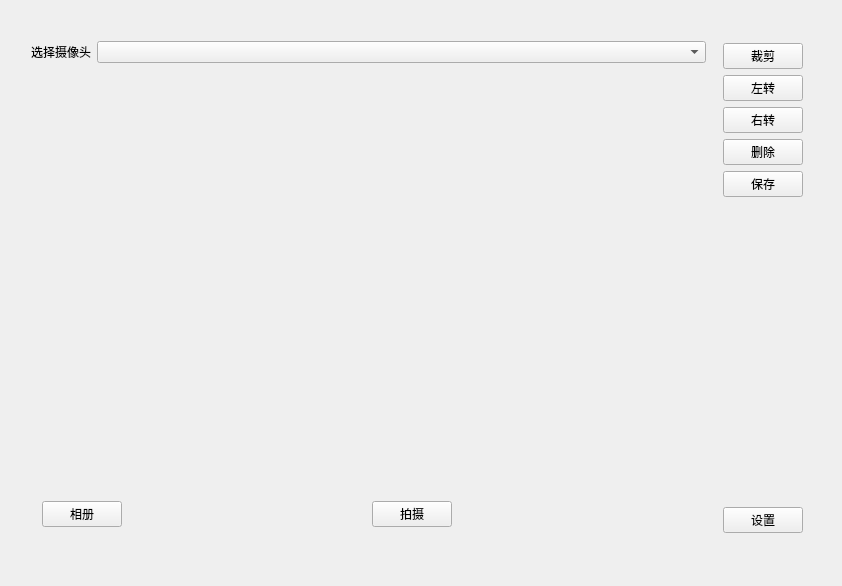
Above: MyCamera.ui from wgc8/demo-camera before the change. Below: the same form after it.
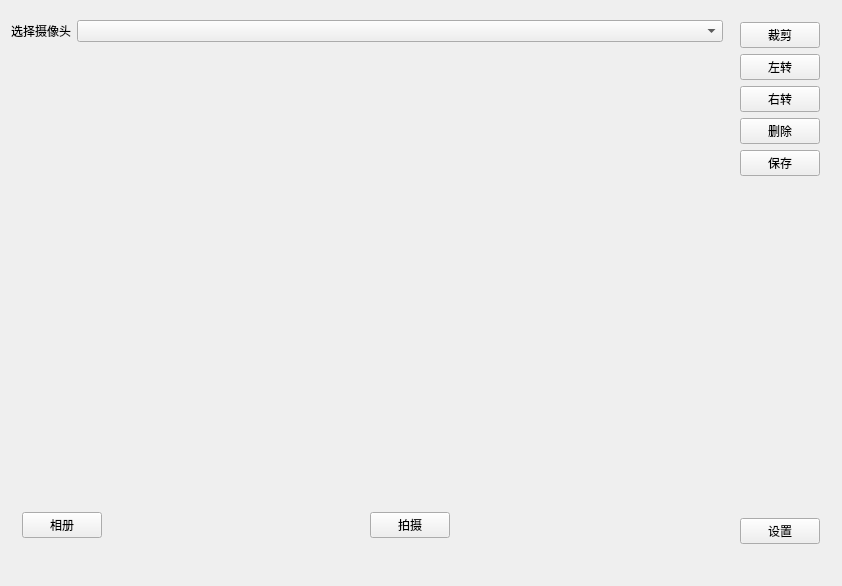
That is the form after the change.

Commit message: modify expanding policy

What changed in the file:
```diff
--- a/MyCamera.ui
+++ b/MyCamera.ui
@@ -19,18 +19,17 @@
   <property name="windowTitle">
    <string>MyCamera</string>
   </property>
-  <widget class="QWidget" name="layoutWidget">
-   <property name="geometry">
-    <rect>
-     <x>20</x>
-     <y>21</y>
-     <width>805</width>
-     <height>560</height>
-    </rect>
-   </property>
+  <layout class="QGridLayout" name="gridLayout_2">
+   <item row="0" column="0">
    <layout class="QGridLayout" name="mainGridLayout">
     <item row="3" column="0" colspan="2">
      <widget class="QLabel" name="label">
+       <property name="sizePolicy">
+        <sizepolicy hsizetype="Preferred" vsizetype="Fixed">
+         <horstretch>0</horstretch>
+         <verstretch>0</verstretch>
+        </sizepolicy>
+       </property>
       <property name="text">
        <string/>
       </property>
@@ -38,6 +37,12 @@
     </item>
     <item row="2" column="0">
      <widget class="QWidget" name="widget_2" native="true">
+       <property name="sizePolicy">
+        <sizepolicy hsizetype="Preferred" vsizetype="Fixed">
+         <horstretch>0</horstretch>
+         <verstretch>0</verstretch>
+        </sizepolicy>
+       </property>
       <property name="maximumSize">
        <size>
         <width>16777215</width>
@@ -90,6 +95,12 @@
     </item>
     <item row="0" column="1" rowspan="3">
      <widget class="QWidget" name="widget_3" native="true">
+       <property name="sizePolicy">
+        <sizepolicy hsizetype="Fixed" vsizetype="Preferred">
+         <horstretch>0</horstretch>
+         <verstretch>0</verstretch>
+        </sizepolicy>
+       </property>
       <layout class="QVBoxLayout" name="verticalLayout">
        <item>
         <widget class="QPushButton" name="btnCut">
@@ -172,6 +183,12 @@
        </property>
        <item>
         <widget class="QWidget" name="widget_5" native="true">
+          <property name="sizePolicy">
+           <sizepolicy hsizetype="Preferred" vsizetype="Fixed">
+            <horstretch>0</horstretch>
+            <verstretch>0</verstretch>
+           </sizepolicy>
+          </property>
          <layout class="QHBoxLayout" name="horizontalLayout_2">
           <property name="leftMargin">
            <number>0</number>
@@ -211,7 +228,8 @@
      <layout class="QVBoxLayout" name="DisplayLayout"/>
     </item>
    </layout>
-  </widget>
+   </item>
+  </layout>
  </widget>
  <layoutdefault spacing="6" margin="11"/>
  <resources>
```
Lines whose indentation alone changed are shown as unchanged.
